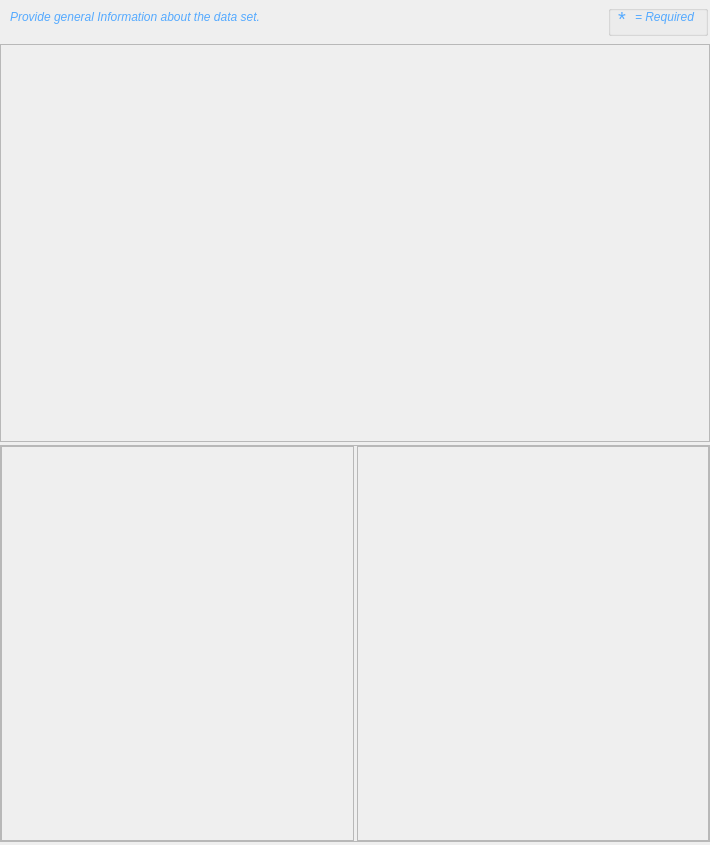
The window that pymdwizard/gui/ui_files/idinfo.ui (DOI-USGS/fort-pymdwizard) describes before a commit, drawn with Qt 5.
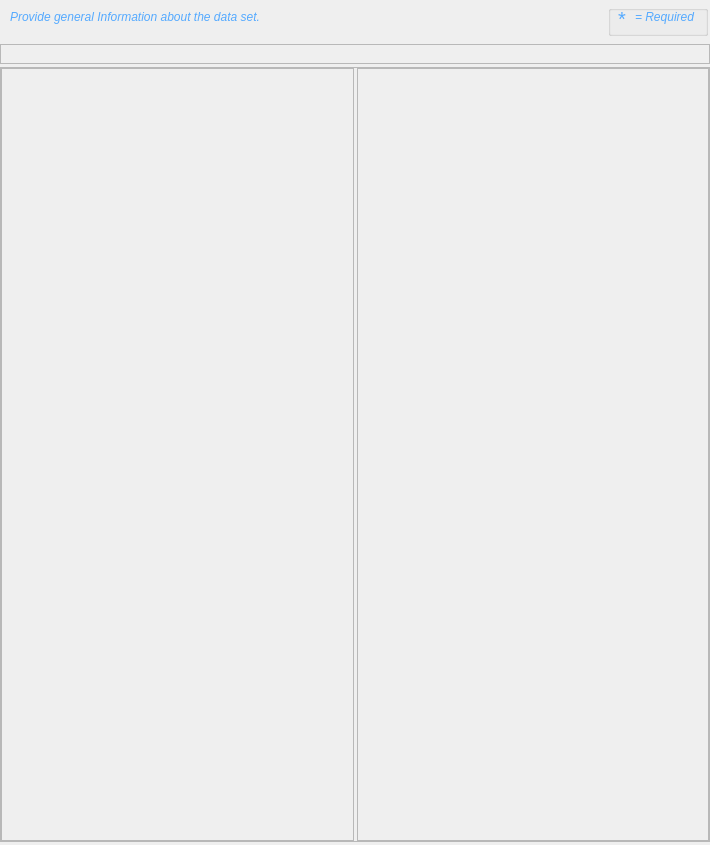
The same window after the commit.

```diff
--- a/pymdwizard/gui/ui_files/idinfo.ui
+++ b/pymdwizard/gui/ui_files/idinfo.ui
@@ -328,16 +328,29 @@
            </property>
            <item>
             <widget class="QFrame" name="frame_citation">
+             <property name="sizePolicy">
+              <sizepolicy hsizetype="Preferred" vsizetype="Minimum">
+               <horstretch>0</horstretch>
+               <verstretch>0</verstretch>
+              </sizepolicy>
+             </property>
              <property name="frameShape">
               <enum>QFrame::StyledPanel</enum>
              </property>
              <property name="frameShadow">
               <enum>QFrame::Raised</enum>
              </property>
+             <layout class="QVBoxLayout" name="verticalLayout_6"/>
             </widget>
            </item>
            <item>
             <widget class="QFrame" name="two_column">
+             <property name="sizePolicy">
+              <sizepolicy hsizetype="Preferred" vsizetype="Expanding">
+               <horstretch>0</horstretch>
+               <verstretch>0</verstretch>
+              </sizepolicy>
+             </property>
              <property name="frameShape">
               <enum>QFrame::StyledPanel</enum>
              </property>
```
